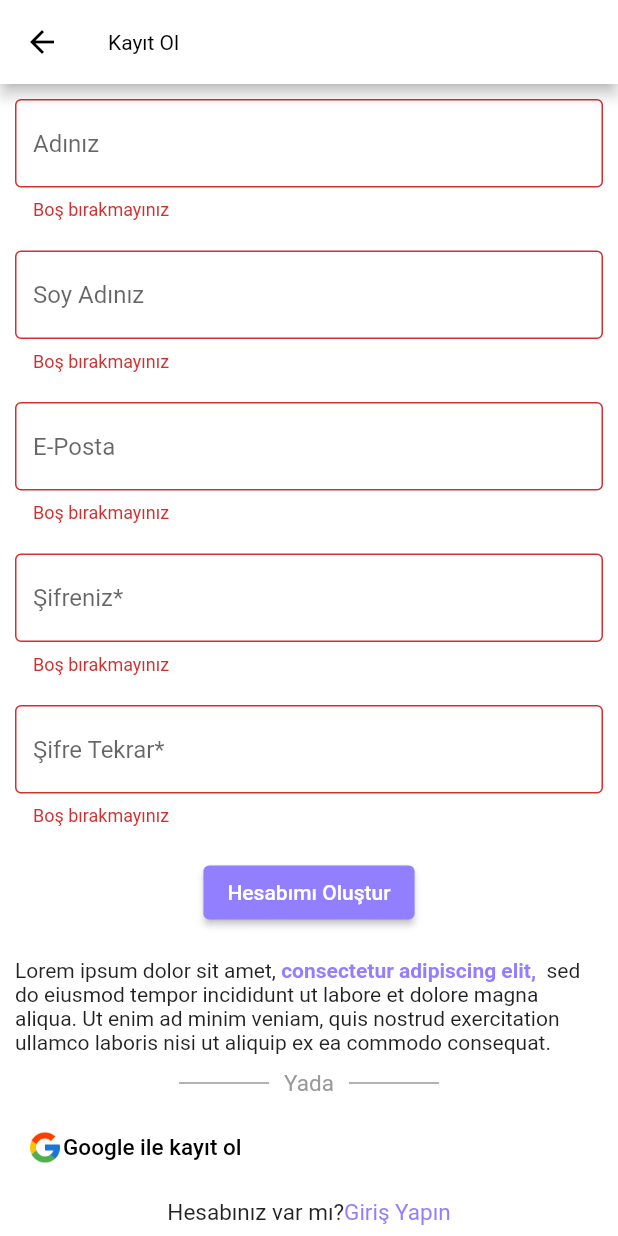
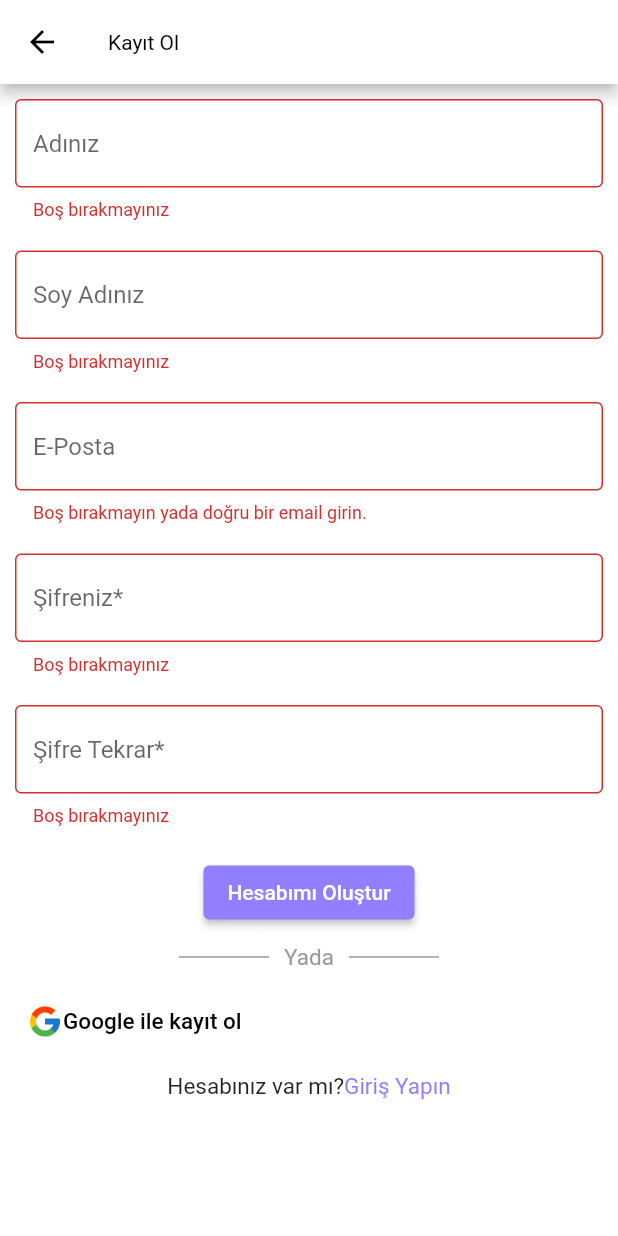
Before and after one commit to The-Pick-App/pick-app, a Flutter app: the RegisterScreen screen opened by its route, after a tap on "Hesabımı Oluştur", on a phone screen of 412 x 824 dp. Run offline on Flutter 3.47's test engine with Material 2 defaults, Android fonts, the phone set to English and light mode, and no system bars; our stand-ins replace email_validator, routemaster, shared_preferences; accounts and stored records are empty.

Commit message:
[Salih] add register

```diff
--- a/lib/features/auth/screens/register_screen.dart
+++ b/lib/features/auth/screens/register_screen.dart
@@ -1,4 +1,9 @@
+import 'dart:developer';
+
+import 'package:email_validator/email_validator.dart';
 import 'package:flutter/material.dart';
+import 'package:pickapp/models/register.dart';
+import 'package:pickapp/services/auth.services.dart';
 
 class RegisterScreen extends StatelessWidget {
   const RegisterScreen({super.key});
@@ -24,6 +29,32 @@ class RegisterWidget extends StatefulWidget {
 }
 
 class _RegisterWidgetState extends State<RegisterWidget> {
+  final TextEditingController firstNameController = TextEditingController();
+  final TextEditingController lastNameController = TextEditingController();
+  final TextEditingController emailController = TextEditingController();
+  final TextEditingController passwordController = TextEditingController();
+  final TextEditingController passwordConfirmationController =
+      TextEditingController();
+  final AuthService authService = AuthService();
+
+  Register register = Register(
+    firstName: '',
+    lastName: '',
+    email: '',
+    password: '',
+    passwordConfirmation: '',
+  );
+
+  void registerUser() {
+    register.firstName = firstNameController.text.trim();
+    register.lastName = lastNameController.text.trim();
+    register.email = emailController.text.trim();
+    register.password = passwordController.text.trim();
+    register.passwordConfirmation = passwordConfirmationController.text.trim();
+
+    authService.registerUser(context: context, registerData: register);
+  }
+
   @override
   Widget build(BuildContext context) {
     final GlobalKey<FormState> formKey = GlobalKey<FormState>();
@@ -40,6 +71,7 @@ class _RegisterWidgetState extends State<RegisterWidget> {
                   child: Container(
                     margin: const EdgeInsets.all(10.0),
                     child: TextFormField(
+                      controller: firstNameController,
                       decoration: const InputDecoration(
                         hintText: 'Adınız',
                         border: OutlineInputBorder(),
@@ -57,6 +89,7 @@ class _RegisterWidgetState extends State<RegisterWidget> {
                   child: Container(
                     margin: const EdgeInsets.all(10.0),
                     child: TextFormField(
+                      controller: lastNameController,
                       decoration: const InputDecoration(
                         hintText: 'Soy Adınız',
                         border: OutlineInputBorder(),
@@ -74,23 +107,25 @@ class _RegisterWidgetState extends State<RegisterWidget> {
                   child: Container(
                     margin: const EdgeInsets.all(10.0),
                     child: TextFormField(
+                      controller: emailController,
                       decoration: const InputDecoration(
                         hintText: 'E-Posta',
                         border: OutlineInputBorder(),
                       ),
-                      validator: (String? value) {
-                        if (value == null || value.isEmpty) {
-                          return 'Boş bırakmayınız';
-                        }
-                        return null;
-                      },
+                      validator: (value) =>
+                          EmailValidator.validate(value!.trim())
+                              ? null
+                              : "Boş bırakmayın yada doğru bir email girin.",
                     ),
                   ),
                 ),
+                //pasword
                 Center(
                   child: Container(
                     margin: const EdgeInsets.all(10.0),
                     child: TextFormField(
+                      controller: passwordController,
+                      obscureText: true,
                       decoration: const InputDecoration(
                         hintText: 'Şifreniz*',
                         border: OutlineInputBorder(),
@@ -104,10 +139,13 @@ class _RegisterWidgetState extends State<RegisterWidget> {
                     ),
                   ),
                 ),
+                //passwordconfirm
                 Center(
                   child: Container(
                     margin: const EdgeInsets.all(10.0),
                     child: TextFormField(
+                      controller: passwordConfirmationController,
+                      obscureText: true,
                       decoration: const InputDecoration(
                         hintText: 'Şifre Tekrar*',
                         border: OutlineInputBorder(),
@@ -128,34 +166,11 @@ class _RegisterWidgetState extends State<RegisterWidget> {
                       alignment: Alignment.center,
                       child: ElevatedButton(
                         onPressed: () {
-                          // Validate will return true if the form is valid, or false if
-                          // the form is invalid.
                           if (formKey.currentState!.validate()) {
-                            // Process data.
+                            registerUser();
                           }
                         },
                         child: const Text('Hesabımı Oluştur'),
-                      ),
-                    ),
-                  ),
-                ),
-                Center(
-                  child: Container(
-                    margin: const EdgeInsets.all(10.0),
-                    child: RichText(
-                      text: TextSpan(
-                        text: 'Lorem ipsum dolor sit amet,',
-                        style: DefaultTextStyle.of(context).style,
-                        children: const <TextSpan>[
-                          TextSpan(
-                              text: ' consectetur adipiscing elit,',
-                              style: TextStyle(
-                                  fontWeight: FontWeight.bold,
-                                  color: Color.fromARGB(255, 146, 127, 255))),
-                          TextSpan(
-                              text:
-                                  '  sed do eiusmod tempor incididunt ut labore et dolore magna aliqua. Ut enim ad minim veniam, quis nostrud exercitation ullamco laboris nisi ut aliquip ex ea commodo consequat. '),
-                        ],
                       ),
                     ),
                   ),
--- /dev/null
+++ b/lib/models/login.dart
@@ -0,0 +1,29 @@
+// To parse this JSON data, do
+//
+//     final login = loginFromJson(jsonString);
+
+import 'dart:convert';
+
+Login loginFromJson(String str) => Login.fromJson(json.decode(str));
+
+String loginToJson(Login data) => json.encode(data.toJson());
+
+class Login {
+  Login({
+    required this.email,
+    required this.password,
+  });
+
+  String email;
+  String password;
+
+  factory Login.fromJson(Map<String, dynamic> json) => Login(
+        email: json["email"],
+        password: json["password"],
+      );
+
+  String toJson() => json.encode({
+        "email": email,
+        "password": password,
+      });
+}
--- /dev/null
+++ b/lib/models/register.dart
@@ -0,0 +1,41 @@
+// To parse this JSON data, do
+//
+//     final register = registerFromJson(jsonString);
+
+import 'dart:convert';
+
+Register registerFromJson(String str) => Register.fromJson(json.decode(str));
+
+String registerToJson(Register data) => json.encode(data.toJson());
+
+class Register {
+  Register({
+    required this.firstName,
+    required this.lastName,
+    required this.email,
+    required this.password,
+    required this.passwordConfirmation,
+  });
+
+  String firstName;
+  String lastName;
+  String email;
+  String password;
+  String passwordConfirmation;
+
+  factory Register.fromJson(Map<String, dynamic> json) => Register(
+        firstName: json["firstName"],
+        lastName: json["lastName"],
+        email: json["email"],
+        password: json["password"],
+        passwordConfirmation: json["passwordConfirmation"],
+      );
+
+  String toJson() => json.encode({
+        "firstName": firstName,
+        "lastName": lastName,
+        "email": email,
+        "password": password,
+        "passwordConfirmation": passwordConfirmation,
+      });
+}
--- /dev/null
+++ b/lib/providers/token_provider.dart
@@ -0,0 +1,18 @@
+import 'package:flutter/material.dart';
+import 'package:pickapp/models/token.dart';
+
+class TokenProvider extends ChangeNotifier {
+  Token _token = Token(accessToken: "");
+
+  Token get user => _token;
+
+  void setToken(Map<String, dynamic> token) {
+    _token = Token.fromJson(token);
+    notifyListeners();
+  }
+
+  void setUserFromModel(Token token) {
+    _token = token;
+    notifyListeners();
+  }
+}
--- a/pubspec.yaml
+++ b/pubspec.yaml
@@ -13,6 +13,10 @@ dependencies:
 
   cupertino_icons: ^1.0.2
   routemaster: ^1.0.1
+  provider: ^6.0.4
+  http: ^0.13.5
+  email_validator: ^2.1.17
+  shared_preferences: ^2.0.15
 
 dev_dependencies:
   flutter_test:
```
Also changed, not shown: lib/features/auth/screens/login_screen.dart (+10 -6 lines), lib/main.dart (+10 -1 lines), lib/models/token.dart (added, +25 -0 lines), lib/models/user.dart (added, +65 -0 lines), lib/providers/user_provider.dart (added, +26 -0 lines), lib/services/auth.services.dart (added, +73 -0 lines), lib/utils/utils.dart (added, +32 -0 lines), pubspec.lock, 3 other files.
